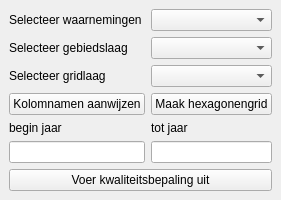
Qt form FnF_plugin_dockwidget_base.ui (rvmRobin/QGIS_FnF_kwaliteitstoets_plugin) before a commit.
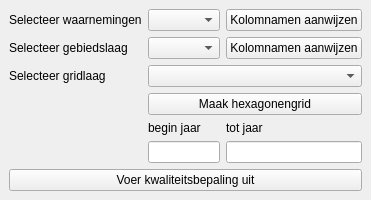
The same form after that commit.

Commit message: Column_check fix

```diff
--- a/FnF_plugin_dockwidget_base.ui
+++ b/FnF_plugin_dockwidget_base.ui
@@ -31,6 +31,15 @@
     <widget class="QComboBox" name="comboBoxPointData"/>
    </item>
 
+    <!-- Submit Button -->
+   <item row="0" column="2" colspan="1">
+    <widget class="QPushButton" name="set_point_columns_button">
+     <property name="text">
+      <string>Kolomnamen aanwijzen</string>
+     </property>
+    </widget>
+   </item>
+
    <!-- Label for Polygon Layer -->
    <item row="1" column="0">
     <widget class="QLabel" name="labelPolygonLayer">
@@ -45,6 +54,15 @@
     <widget class="QComboBox" name="comboBoxPolygonLayer"/>
    </item>
 
+    <!-- Submit Button -->
+    <item row="1" column="2" colspan="1">
+        <widget class="QPushButton" name="set_polygon_columns_button">
+        <property name="text">
+        <string>Kolomnamen aanwijzen</string>
+        </property>
+        </widget>
+    </item>
+
    <!-- Label for Polygon Layer -->
    <item row="2" column="0">
     <widget class="QLabel" name="hagridlayer">
@@ -55,12 +73,12 @@
    </item>
 
    <!-- ComboBox for Polygon Layer -->
-   <item row="2" column="1">
+   <item row="2" column="1" colspan="2">
     <widget class="QComboBox" name="comboBoxgridLayer"/>
    </item>
 
    <!-- Submit Button -->
-   <item row="3" column="1" colspan="1">
+   <item row="3" column="1" colspan="2">
     <widget class="QPushButton" name="createha">
      <property name="text">
       <string>Maak hexagonengrid</string>
@@ -68,17 +86,8 @@
     </widget>
    </item>
 
-   <!-- Submit Button -->
-   <item row="3" column="0" colspan="1">
-    <widget class="QPushButton" name="set_columns_button">
-     <property name="text">
-      <string>Kolomnamen aanwijzen</string>
-     </property>
-    </widget>
-   </item>
-
    <!-- Label for Input Field 1 -->
-   <item row="4" column="0">
+   <item row="4" column="1">
     <widget class="QLabel" name="labelInputField1">
      <property name="text">
       <string>begin jaar</string>
@@ -87,12 +96,12 @@
    </item>
 
    <!-- Input Field 1 -->
-   <item row="5" column="0">
+   <item row="5" column="1">
     <widget class="QLineEdit" name="beginjaar"/>
    </item>
 
    <!-- Label for Input Field 2 -->
-   <item row="4" column="1">
+   <item row="4" column="2">
     <widget class="QLabel" name="labelInputField2">
      <property name="text">
       <string>tot jaar</string>
@@ -101,13 +110,13 @@
    </item>
 
    <!-- Input Field 2 -->
-   <item row="5" column="1">
+   <item row="5" column="2">
     <widget class="QLineEdit" name="totjaar"/>
    </item>
 
    <!-- Submit Button -->
-   <item row="6" column="0" colspan="2">
-    <widget class="QPushButton" name="set_columns_button">
+   <item row="6" column="0" colspan="3">
+    <widget class="QPushButton" name="fnf_kwaliteitstoets_button">
      <property name="text">
       <string>Voer kwaliteitsbepaling uit</string>
      </property>
```
The commit also changes 13 other files.
